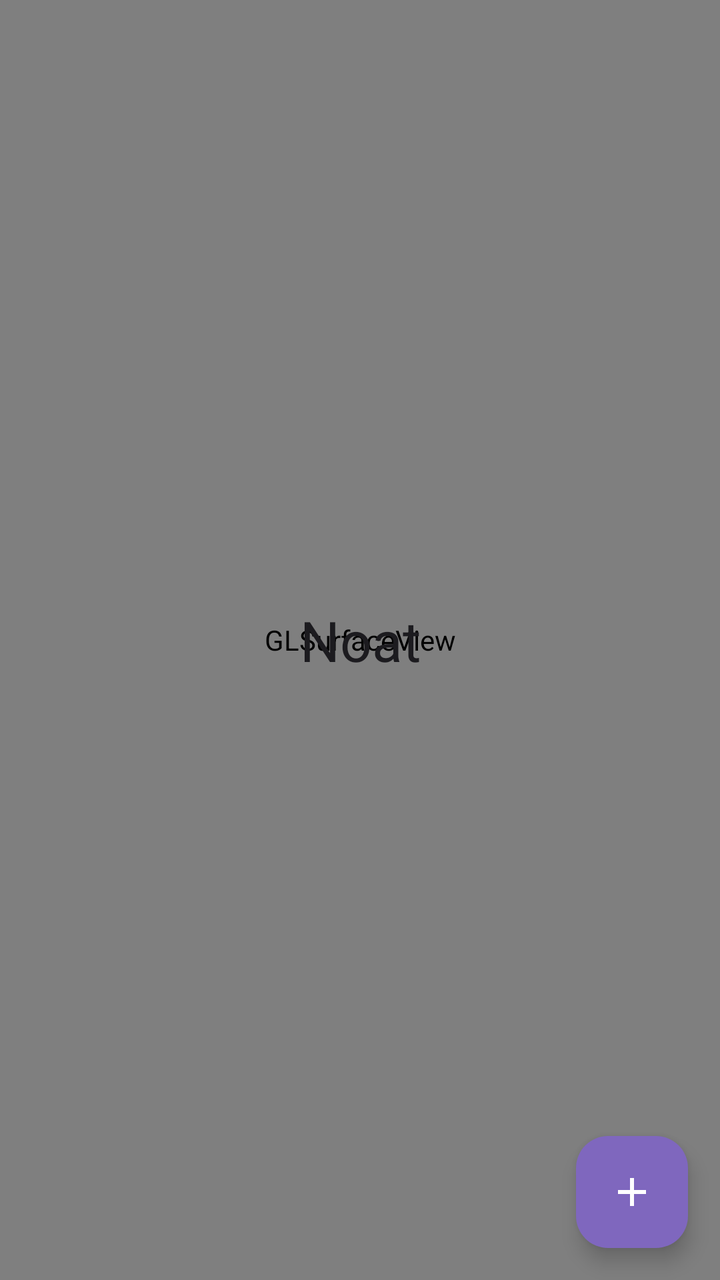
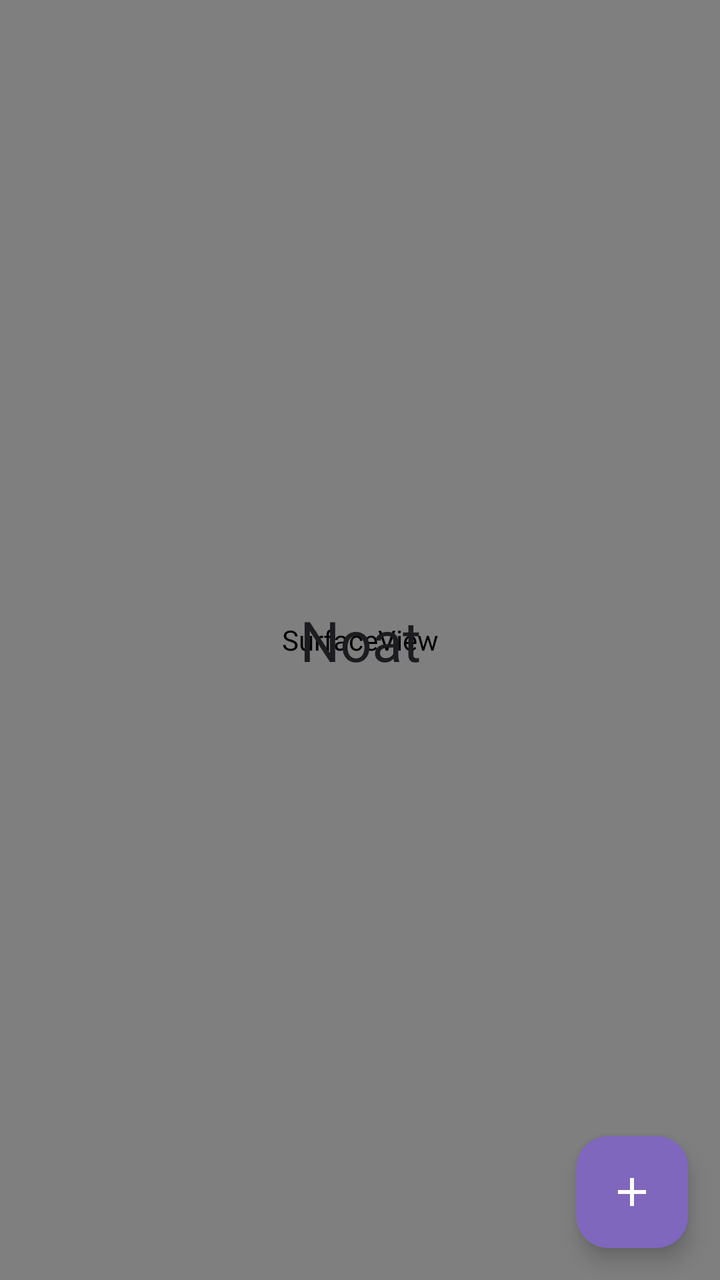

Before-and-after screenshots of an Android layout around one commit, followed by the original layout XML and the change that was made.
<!-- AndroidManifest.xml: activity theme Theme.Noat -->
<!-- res/layout/activity_main.xml -->
<?xml version="1.0" encoding="utf-8"?>
<androidx.constraintlayout.widget.ConstraintLayout
    xmlns:android="http://schemas.android.com/apk/res/android"
    xmlns:app="http://schemas.android.com/apk/res-auto"
    xmlns:tools="http://schemas.android.com/tools"
    android:layout_width="match_parent"
    android:layout_height="match_parent"
    tools:context=".MainActivity">

    
    <android.opengl.GLSurfaceView
        android:id="@+id/paper_surface"
        android:layout_width="match_parent"
        android:layout_height="match_parent"
        app:layout_constraintBottom_toBottomOf="parent"
        app:layout_constraintEnd_toEndOf="parent"
        app:layout_constraintStart_toStartOf="parent"
        app:layout_constraintTop_toTopOf="parent" />

    <TextView
        android:id="@+id/textView"
        android:layout_width="wrap_content"
        android:layout_height="wrap_content"
        android:text="@string/app_name"
        android:textAppearance="?attr/textAppearanceHeadlineMedium"
        android:textColor="@color/on_background"
        app:layout_constraintBottom_toBottomOf="parent"
        app:layout_constraintEnd_toEndOf="parent"
        app:layout_constraintStart_toStartOf="parent"
        app:layout_constraintTop_toTopOf="parent" />

    <com.google.android.material.floatingactionbutton.FloatingActionButton
        android:id="@+id/fab"
        android:layout_width="wrap_content"
        android:layout_height="wrap_content"
        android:layout_margin="16dp"
        android:contentDescription="@string/app_name_short"
        android:src="@drawable/ic_add"
        app:layout_constraintBottom_toBottomOf="parent"
        app:layout_constraintEnd_toEndOf="parent"
        app:tint="@color/on_primary" />

</androidx.constraintlayout.widget.ConstraintLayout>
<!-- resources referenced by this layout -->
<resources>
  <color name="on_background">#1C1B1F</color>
  <color name="on_primary">#FFFFFF</color>
  <!-- drawable ic_add (drawable) -->
  <?xml version="1.0" encoding="utf-8"?>
  <vector xmlns:android="http://schemas.android.com/apk/res/android"
      android:width="24dp"
      android:height="24dp"
      android:viewportWidth="24"
      android:viewportHeight="24">
      <path
          android:fillColor="#FFFFFF"
          android:pathData="M19,13h-6v6h-2v-6H5v-2h6V5h2v6h6v2z"/>
  </vector>
  <string name="app_name">Noat</string>
  <string name="app_name_short">Noat</string>
  <style name="Theme.Noat" parent="Theme.Material3.Light.NoActionBar">
          <item name="colorPrimary">@color/primary</item>
          <item name="colorOnPrimary">@color/on_primary</item>
          <item name="colorPrimaryContainer">@color/primary_variant</item>
          <item name="colorSecondary">@color/secondary</item>
          <item name="colorOnSecondary">@color/on_secondary</item>
          <item name="colorTertiary">@color/tertiary</item>
          <item name="colorOnTertiary">@color/on_tertiary</item>
          <item name="android:colorBackground">@color/background</item>
          <item name="colorOnBackground">@color/on_background</item>
          <item name="colorSurface">@color/surface</item>
          <item name="colorOnSurface">@color/on_surface</item>
          <item name="colorError">@color/error</item>
          <item name="colorOnError">@color/on_error</item>
          <item name="colorOutline">@color/outline</item>
          <item name="android:statusBarColor">@color/surface</item>
          <item name="android:navigationBarColor">@color/surface</item>
          <item name="android:windowLightStatusBar">true</item>
          <item name="android:windowLightNavigationBar">true</item>
      </style>
  <color name="primary">#6750A4</color>
  <color name="primary_variant">#7F67BE</color>
  <color name="secondary">#625B71</color>
  <color name="on_secondary">#FFFFFF</color>
  <color name="tertiary">#7D5260</color>
  <color name="on_tertiary">#FFFFFF</color>
  <color name="background">#FFFBFE</color>
  <color name="surface">#FFFBFE</color>
  <color name="on_surface">#1C1B1F</color>
  <color name="error">#B3261E</color>
  <color name="on_error">#FFFFFF</color>
  <color name="outline">#79747E</color>
</resources>

<!-- the commit's change to res/layout/activity_main.xml (unified diff, before → after) -->
@@ -8,8 +8,8 @@
     tools:context=".MainActivity">
 
     
-    <android.opengl.GLSurfaceView
-        android:id="@+id/paper_surface"
+    <SurfaceView
+        android:id="@+id/vulkan_surface"
         android:layout_width="match_parent"
         android:layout_height="match_parent"
         app:layout_constraintBottom_toBottomOf="parent"
